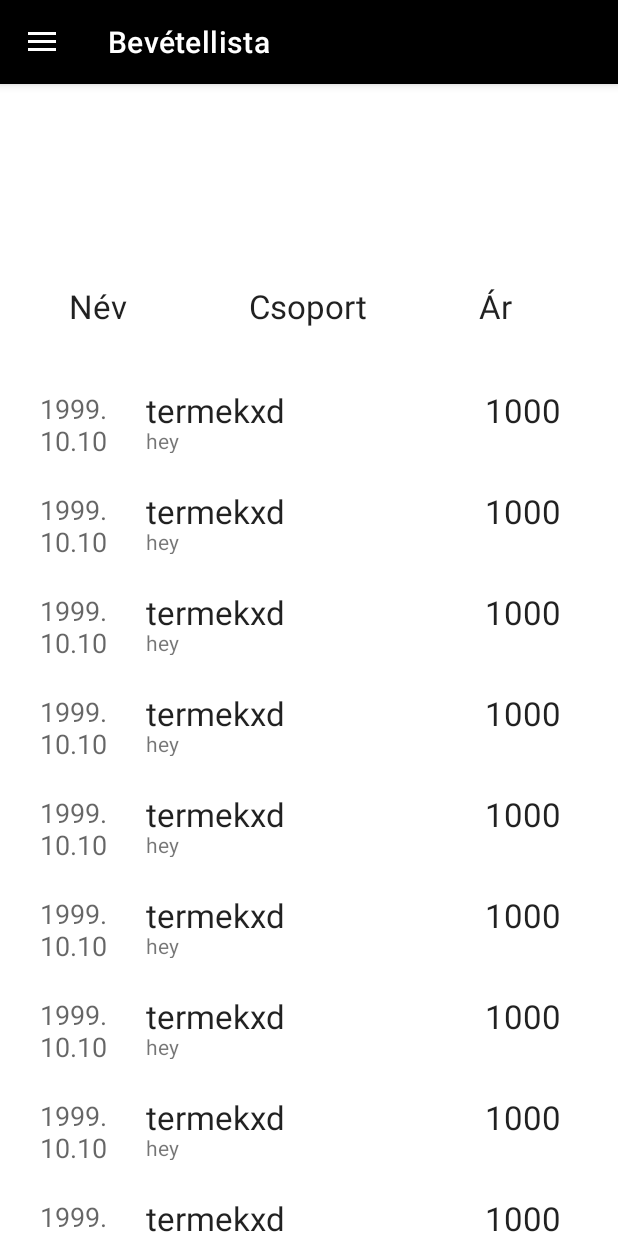
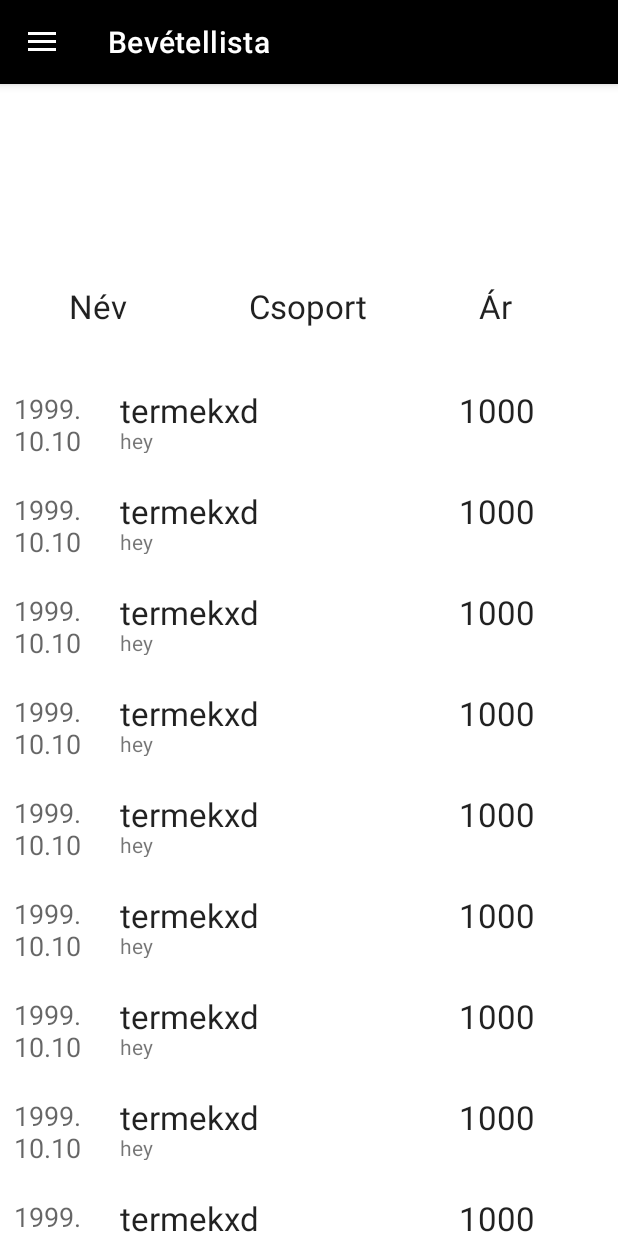
Before and after one commit to duszka-akos-attila/SZFM_2020_14_BugCrusherzz, an Android app: the screen it shows after launch (MainActivity), in the side drawer, after a tap on "Bevételek", on a phone screen of 412 x 824 dp. Run offline under Robolectric (Android 15) with nearby library versions, the phone set to English and light mode, and no system bars; our stand-ins replace Room's generated code, navigation-ui.

Commit message:
Corrected a glitch in income listing.

```diff
--- a/Tracky_V2/Application/app/src/main/res/layout/fragment_incomelist.xml
+++ b/Tracky_V2/Application/app/src/main/res/layout/fragment_incomelist.xml
@@ -25,7 +25,6 @@
         android:id="@+id/mainTablaInc"
         android:layout_width="423dp"
         android:layout_height="575dp"
-        android:layout_marginStart="25dp"
         android:layout_marginTop="50dp"
         app:layoutManager="androidx.recyclerview.widget.LinearLayoutManager"
         app:layout_constraintBottom_toBottomOf="parent"
```
